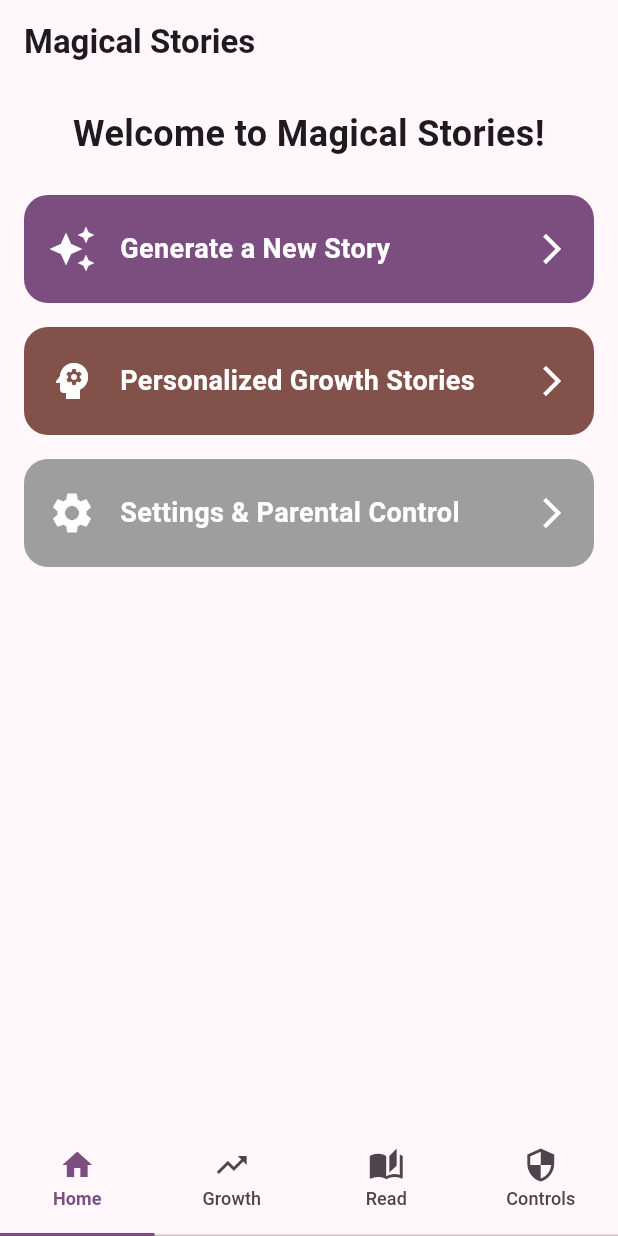
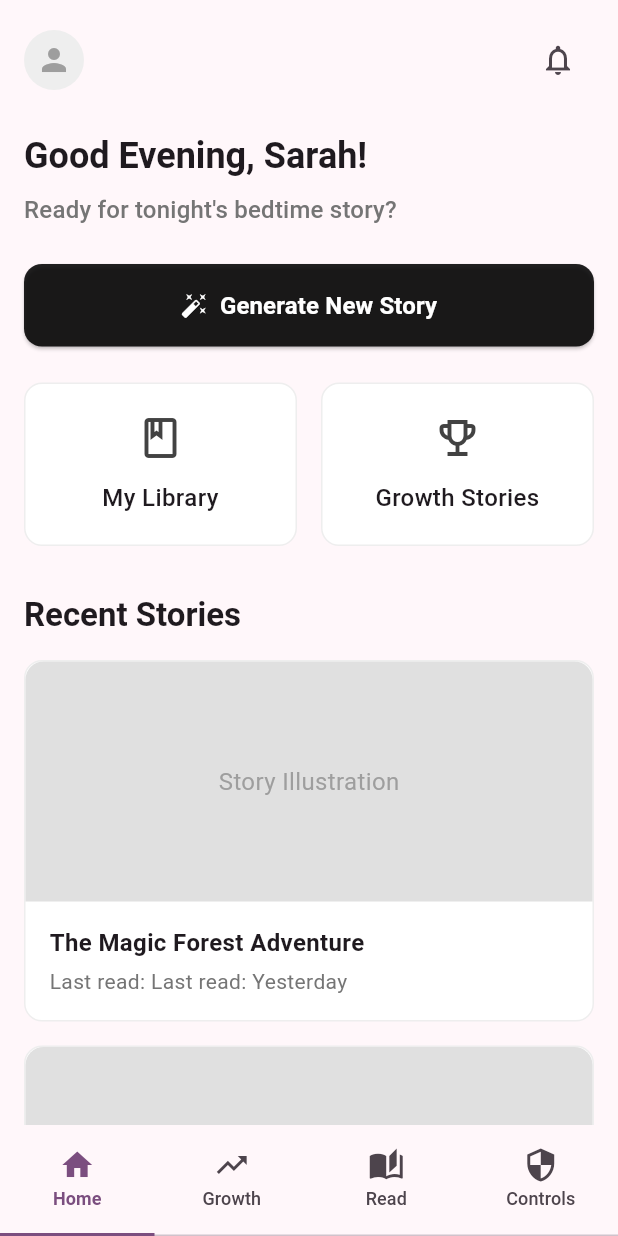
Before and after one commit to trmquang93/magical_stories, a Flutter app: the screen it shows after launch, on a phone screen of 412 x 824 dp. Run offline on Flutter 3.47's test engine with Material 3 defaults, Android fonts, the phone set to English and light mode, and no system bars; our stand-ins replace flutter_dotenv, flutter_markdown, flutter_tts, shared_preferences, sqflite; accounts and stored records are empty.

Commit message:
Add Growth Path Stories feature with new assets and localization

```diff
--- a/lib/l10n/app_en.arb
+++ b/lib/l10n/app_en.arb
@@ -105,5 +105,43 @@
                 "type": "int"
             }
         }
+    },
+    "goodEvening": "Good Evening, {name}!",
+    "@goodEvening": {
+        "description": "Evening greeting with user name",
+        "placeholders": {
+            "name": {
+                "type": "String"
+            }
+        }
+    },
+    "readyForBedtime": "Ready for tonight's bedtime story?",
+    "@readyForBedtime": {
+        "description": "Subtitle asking if ready for bedtime story"
+    },
+    "generateNewStory": "Generate New Story",
+    "@generateNewStory": {
+        "description": "Button to generate a new story"
+    },
+    "myLibrary": "My Library",
+    "@myLibrary": {
+        "description": "Title for my library section"
+    },
+    "growthStories": "Growth Stories",
+    "@growthStories": {
+        "description": "Title for growth stories section"
+    },
+    "recentStories": "Recent Stories",
+    "@recentStories": {
+        "description": "Title for recent stories section"
+    },
+    "lastRead": "Last read: {time}",
+    "@lastRead": {
+        "description": "Last read time indicator",
+        "placeholders": {
+            "time": {
+                "type": "String"
+            }
+        }
     }
 }
--- a/lib/providers/story_provider.dart
+++ b/lib/providers/story_provider.dart
@@ -10,6 +10,7 @@ class Story {
   final String title;
   final String content;
   final DateTime createdAt;
+  final DateTime? lastOpenedAt;
   final String childName;
   final int childAge;
   final String language; // This is the language code (e.g., 'vi-VN', 'en-US')
@@ -21,6 +22,7 @@ class Story {
     required this.title,
     required this.content,
     required this.createdAt,
+    this.lastOpenedAt,
     required this.childName,
     required this.childAge,
     required this.language,
@@ -33,6 +35,7 @@ class Story {
         'title': title,
         'content': content,
         'createdAt': createdAt.toIso8601String(),
+        'lastOpenedAt': lastOpenedAt?.toIso8601String(),
         'childName': childName,
         'childAge': childAge,
         'language': language,
@@ -45,6 +48,9 @@ class Story {
         title: json['title'],
         content: json['content'],
         createdAt: DateTime.parse(json['createdAt']),
+        lastOpenedAt: json['lastOpenedAt'] != null
+            ? DateTime.parse(json['lastOpenedAt'])
+            : null,
         childName: json['childName'],
         childAge: json['childAge'],
         language:
@@ -58,6 +64,7 @@ class Story {
     String? title,
     String? content,
     DateTime? createdAt,
+    DateTime? lastOpenedAt,
     String? childName,
     int? childAge,
     String? language,
@@ -69,6 +76,7 @@ class Story {
         title: title ?? this.title,
         content: content ?? this.content,
         createdAt: createdAt ?? this.createdAt,
+        lastOpenedAt: lastOpenedAt ?? this.lastOpenedAt,
         childName: childName ?? this.childName,
         childAge: childAge ?? this.childAge,
         language: language ?? this.language,
@@ -80,6 +88,7 @@ class Story {
 class StoryProvider with ChangeNotifier {
   List<Story> _stories = [];
   List<Story> _savedStories = [];
+  List<Story> _recentlyReadStories = [];
   bool _isLoading = false;
   String _error = '';
   DatabaseHelper? _db;
@@ -121,6 +130,8 @@ class StoryProvider with ChangeNotifier {
     return sortedStories;
   }
 
+  List<Story> get recentlyReadStories => _recentlyReadStories;
+
   bool get isLoading => _isLoading;
   String get error => _error;
 
@@ -146,14 +157,14 @@ class StoryProvider with ChangeNotifier {
         _db = DatabaseHelper.instance;
         await _loadStories();
         await _loadSavedStories();
-        break; // If successful, exit the retry loop
+        await _loadRecentlyReadStories();
+        break;
       } catch (e) {
         retryCount++;
         if (retryCount == maxRetries) {
           _error =
               'Failed to initialize database after $maxRetries attempts: ${e.toString()}';
         } else {
-          // Wait before retrying (exponential backoff)
           await Future.delayed(Duration(milliseconds: 500 * retryCount));
           continue;
         }
@@ -201,6 +212,19 @@ class StoryProvider with ChangeNotifier {
     }
   }
 
+  Future<void> _loadRecentlyReadStories() async {
+    if (_db == null) {
+      throw Exception('Database not initialized');
+    }
+
+    try {
+      _recentlyReadStories = await _db!.getRecentlyReadStories();
+    } catch (e) {
+      _recentlyReadStories = [];
+      throw Exception('Failed to load recently read stories: ${e.toString()}');
+    }
+  }
+
   Future<void> saveStory(Story story) async {
     if (_db == null) {
       throw Exception('Database not initialized');
@@ -230,7 +254,21 @@ class StoryProvider with ChangeNotifier {
     }
   }
 
-  // Add a method to manually refresh stories
+  Future<void> markStoryAsRead(Story story) async {
+    if (_db == null || story.id == null) {
+      throw Exception('Database not initialized or invalid story');
+    }
+
+    try {
+      await _db!.updateLastOpenedAt(story.id!);
+      await _loadRecentlyReadStories(); // Refresh the recently read list
+      notifyListeners();
+    } catch (e) {
+      throw Exception('Failed to mark story as read: ${e.toString()}');
+    }
+  }
+
+  @override
   Future<void> refreshStories() async {
     _isLoading = true;
     _error = '';
@@ -239,6 +277,7 @@ class StoryProvider with ChangeNotifier {
     try {
       await _loadStories();
       await _loadSavedStories();
+      await _loadRecentlyReadStories();
     } catch (e) {
       _error = e.toString();
     } finally {
--- a/lib/screens/home_screen.dart
+++ b/lib/screens/home_screen.dart
@@ -1,11 +1,14 @@
 import 'package:flutter/material.dart';
 import 'package:provider/provider.dart';
+import '../generated/l10n/app_localizations.dart';
 import '../providers/story_provider.dart';
 import '../widgets/story_form.dart';
 import '../widgets/growth_story_form.dart';
 
 class HomeScreen extends StatelessWidget {
   final TabController tabController;
+  final String userName =
+      'Sarah'; // TODO: Make this dynamic based on user settings
 
   const HomeScreen({
     super.key,
@@ -16,160 +19,261 @@ class HomeScreen extends StatelessWidget {
     tabController.animateTo(index);
   }
 
-  Future<void> _showStoryCreatedDialog(
-      BuildContext context, int tabIndex) async {
-    return showDialog<void>(
-      context: context,
-      builder: (BuildContext context) {
-        return AlertDialog(
-          title: const Text('Story Created! 🎉'),
-          content:
-              const Text('Your magical story has been created successfully!'),
-          actions: <Widget>[
-            TextButton(
-              child: const Text('Stay Here'),
-              onPressed: () {
-                Navigator.of(context).pop(); // Close dialog
-              },
+  @override
+  Widget build(BuildContext context) {
+    final l10n = AppLocalizations.of(context)!;
+
+    return Scaffold(
+      body: SafeArea(
+        child: Consumer<StoryProvider>(
+          builder: (context, storyProvider, child) {
+            return SingleChildScrollView(
+              child: Padding(
+                padding: const EdgeInsets.all(16.0),
+                child: Column(
+                  crossAxisAlignment: CrossAxisAlignment.start,
+                  children: [
+                    // Top Bar with Greeting and Notification
+                    Row(
+                      mainAxisAlignment: MainAxisAlignment.spaceBetween,
+                      children: [
+                        CircleAvatar(
+                          backgroundColor: Colors.grey[200],
+                          child: const Icon(Icons.person, color: Colors.grey),
                         ),
-            FilledButton(
-              child: const Text('Read Story'),
-              onPressed: () {
-                Navigator.of(context).pop(); // Close dialog
-                _navigateToTab(tabIndex); // Navigate to stories tab
-              },
+                        IconButton(
+                          icon: const Icon(Icons.notifications_none),
+                          onPressed: () {},
                         ),
                       ],
-        );
-      },
-    );
-  }
+                    ),
 
-  @override
-  Widget build(BuildContext context) {
-    return Scaffold(
-      appBar: AppBar(
-        title: const Text(
-          'Magical Stories',
-          style: TextStyle(fontWeight: FontWeight.bold),
+                    const SizedBox(height: 24),
+
+                    // Greeting
+                    Text(
+                      l10n.goodEvening(userName),
+                      style:
+                          Theme.of(context).textTheme.headlineSmall?.copyWith(
+                                fontWeight: FontWeight.bold,
                               ),
                     ),
-      body: Consumer<StoryProvider>(
-        builder: (context, storyProvider, child) {
-          return Stack(
-            children: [
-              SingleChildScrollView(
-                padding: const EdgeInsets.all(16.0),
-                child: Column(
-                  crossAxisAlignment: CrossAxisAlignment.stretch,
-                  children: [
-                    const Text(
-                      'Welcome to Magical Stories!',
-                      style: TextStyle(
-                        fontSize: 24,
-                        fontWeight: FontWeight.bold,
+                    const SizedBox(height: 8),
+                    Text(
+                      l10n.readyForBedtime,
+                      style: Theme.of(context).textTheme.titleMedium?.copyWith(
+                            color: Colors.grey[600],
                           ),
-                      textAlign: TextAlign.center,
                     ),
+
                     const SizedBox(height: 24),
-                    _buildActionButton(
-                      context,
-                      icon: Icons.auto_awesome,
-                      label: 'Generate a New Story',
-                      color: Theme.of(context).colorScheme.primary,
-                      onTap: () {
+
+                    // Generate New Story Button
+                    SizedBox(
+                      width: double.infinity,
+                      child: ElevatedButton(
+                        onPressed: () {
                           showModalBottomSheet(
                             context: context,
                             isScrollControlled: true,
                             builder: (context) => Padding(
-                            padding: const EdgeInsets.all(16.0),
+                              padding: EdgeInsets.only(
+                                bottom:
+                                    MediaQuery.of(context).viewInsets.bottom,
+                              ),
                               child: StoryForm(
                                 onStoryCreated: () {
-                                Navigator.pop(context); // Dismiss form
-                                _showStoryCreatedDialog(context, 2);
+                                  Navigator.pop(context);
+                                  _navigateToTab(2);
                                 },
                               ),
                             ),
                           );
                         },
+                        style: ElevatedButton.styleFrom(
+                          backgroundColor: Colors.black87,
+                          padding: const EdgeInsets.symmetric(vertical: 16),
+                          shape: RoundedRectangleBorder(
+                            borderRadius: BorderRadius.circular(12),
                           ),
-                    const SizedBox(height: 16),
-                    _buildActionButton(
+                        ),
+                        child: Row(
+                          mainAxisAlignment: MainAxisAlignment.center,
+                          children: [
+                            const Icon(Icons.auto_fix_high,
+                                color: Colors.white),
+                            const SizedBox(width: 8),
+                            Text(
+                              l10n.generateNewStory,
+                              style: const TextStyle(
+                                color: Colors.white,
+                                fontSize: 16,
+                                fontWeight: FontWeight.bold,
+                              ),
+                            ),
+                          ],
+                        ),
+                      ),
+                    ),
+
+                    const SizedBox(height: 24),
+
+                    // Quick Access Cards
+                    Row(
+                      children: [
+                        Expanded(
+                          child: _buildQuickAccessCard(
                             context,
-                      icon: Icons.psychology,
-                      label: 'Personalized Growth Stories',
-                      color: Theme.of(context).colorScheme.tertiary,
+                            title: l10n.myLibrary,
+                            icon: Icons.book_outlined,
+                            onTap: () => _navigateToTab(2),
+                          ),
+                        ),
+                        const SizedBox(width: 16),
+                        Expanded(
+                          child: _buildQuickAccessCard(
+                            context,
+                            title: l10n.growthStories,
+                            icon: Icons.emoji_events_outlined,
                             onTap: () {
                               showModalBottomSheet(
                                 context: context,
                                 isScrollControlled: true,
                                 builder: (context) => GrowthStoryForm(
-                            onStoryCreated: () {
-                              Navigator.pop(context); // Dismiss form
-                              _showStoryCreatedDialog(context, 1);
-                            },
+                                  onStoryCreated: () {},
                                 ),
                               );
                             },
                           ),
+                        ),
+                      ],
+                    ),
+
+                    const SizedBox(height: 32),
+
+                    // Recent Stories Section
+                    Text(
+                      l10n.recentStories,
+                      style: Theme.of(context).textTheme.titleLarge?.copyWith(
+                            fontWeight: FontWeight.bold,
+                          ),
+                    ),
+
                     const SizedBox(height: 16),
-                    _buildActionButton(
+
+                    // Recent Story Cards
+                    Column(
+                      children: [
+                        _buildRecentStoryCard(
                           context,
-                      icon: Icons.settings,
-                      label: 'Settings & Parental Control',
-                      color: Colors.grey,
-                      onTap: () => _navigateToTab(3),
+                          title: 'The Magic Forest Adventure',
+                          lastRead: l10n.lastRead('Yesterday'),
+                        ),
+                        const SizedBox(height: 16),
+                        _buildRecentStoryCard(
+                          context,
+                          title: 'Dragon\'s Best Friend',
+                          lastRead: l10n.lastRead('2 days ago'),
+                        ),
+                      ],
+                    ),
+                  ],
+                ),
+              ),
+            );
+          },
+        ),
+      ),
+    );
+  }
+
+  Widget _buildQuickAccessCard(
+    BuildContext context, {
+    required String title,
+    required IconData icon,
+    required VoidCallback onTap,
+  }) {
+    return InkWell(
+      onTap: onTap,
+      child: Container(
+        padding: const EdgeInsets.all(20),
+        decoration: BoxDecoration(
+          color: Colors.white,
+          borderRadius: BorderRadius.circular(12),
+          border: Border.all(color: Colors.grey[200]!),
+        ),
+        child: Column(
+          crossAxisAlignment: CrossAxisAlignment.center,
+          children: [
+            Icon(icon, size: 32, color: Colors.grey[800]),
+            const SizedBox(height: 12),
+            Text(
+              title,
+              style: const TextStyle(
+                fontWeight: FontWeight.w500,
+                fontSize: 16,
+              ),
+              textAlign: TextAlign.center,
+            ),
+          ],
+        ),
+      ),
+    );
+  }
+
+  Widget _buildRecentStoryCard(
+    BuildContext context, {
+    required String title,
+    required String lastRead,
+  }) {
+    return Container(
+      decoration: BoxDecoration(
+        color: Colors.white,
+        borderRadius: BorderRadius.circular(12),
+        border: Border.all(color: Colors.grey[200]!),
+      ),
+      child: Column(
+        crossAxisAlignment: CrossAxisAlignment.start,
+        children: [
+          Container(
+            height: 160,
+            width: double.infinity,
+            decoration: BoxDecoration(
+              color: Colors.grey[300],
+              borderRadius:
+                  const BorderRadius.vertical(top: Radius.circular(12)),
+            ),
+            child: const Center(
+              child: Text(
+                'Story Illustration',
+                style: TextStyle(color: Colors.grey),
+              ),
+            ),
+          ),
+          Padding(
+            padding: const EdgeInsets.all(16),
+            child: Column(
+              crossAxisAlignment: CrossAxisAlignment.start,
+              children: [
+                Text(
+                  title,
+                  style: const TextStyle(
+                    fontWeight: FontWeight.bold,
+                    fontSize: 16,
+                  ),
+                ),
+                const SizedBox(height: 4),
+                Text(
+                  'Last read: $lastRead',
+                  style: TextStyle(
+                    color: Colors.grey[600],
+                    fontSize: 14,
+                  ),
                 ),
               ],
             ),
           ),
         ],
-          );
-        },
-      ),
-    );
-  }
-
-  Widget _buildActionButton(
-    BuildContext context, {
-    required IconData icon,
-    required String label,
-    required Color color,
-    required VoidCallback onTap,
-  }) {
-    return Material(
-      color: color,
-      borderRadius: BorderRadius.circular(16),
-      child: InkWell(
-        onTap: onTap,
-        borderRadius: BorderRadius.circular(16),
-        child: Container(
-          padding: const EdgeInsets.symmetric(vertical: 20, horizontal: 16),
-          child: Row(
-            children: [
-              Icon(
-                icon,
-                size: 32,
-                color: Colors.white,
-              ),
-              const SizedBox(width: 16),
-              Expanded(
-                child: Text(
-                  label,
-                  style: const TextStyle(
-                    fontSize: 18,
-                    fontWeight: FontWeight.bold,
-                    color: Colors.white,
-                  ),
-                ),
-              ),
-              const Icon(
-                Icons.arrow_forward_ios,
-                color: Colors.white,
-              ),
-            ],
-          ),
-        ),
       ),
     );
   }
--- a/pubspec.yaml
+++ b/pubspec.yaml
@@ -18,6 +18,7 @@ dependencies:
   flutter_dotenv: ^5.1.0
   sqflite: ^2.3.2
   path: ^1.8.3
+  flutter_svg: ^2.0.9
   flutter_localizations:
     sdk: flutter
   intl: ^0.19.0
```
Also changed, not shown: lib/helpers/database_helper.dart (+52 -1 lines), assets/images/magic-wand.svg (added), assets/images/owl_book.png (added), assets/images/question-mark.svg (added), assets/images/star.svg (added), lib/generated/l10n/app_localizations.dart, lib/generated/l10n/app_localizations_en.dart, lib/generated/l10n/app_localizations_es.dart, lib/generated/l10n/app_localizations_fr.dart, lib/generated/l10n/app_localizations_vi.dart, pubspec.lock, 1 other file. Lines whose indentation alone changed are shown as unchanged.
